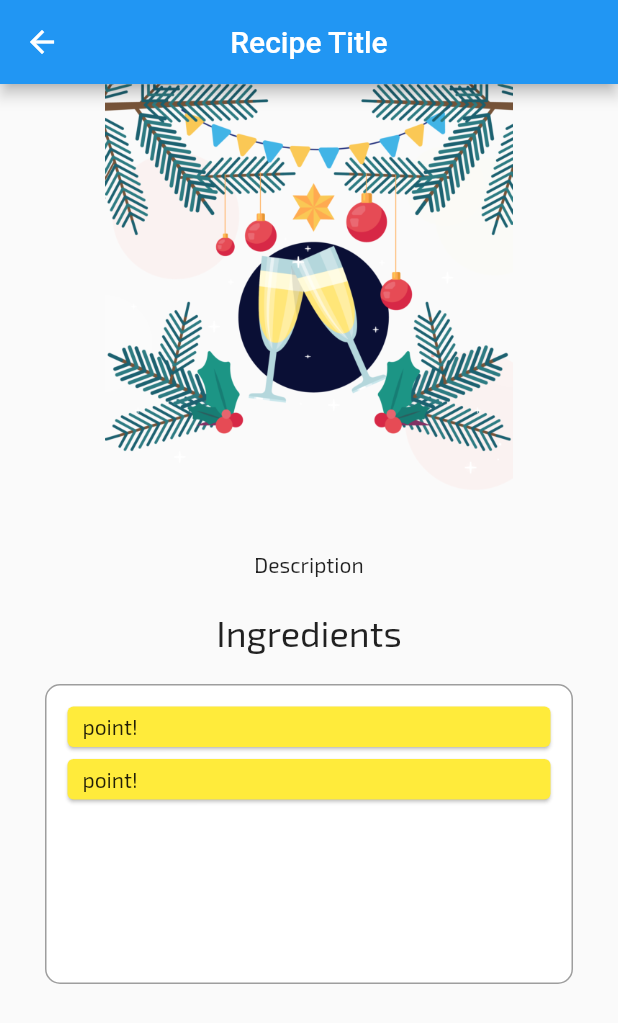
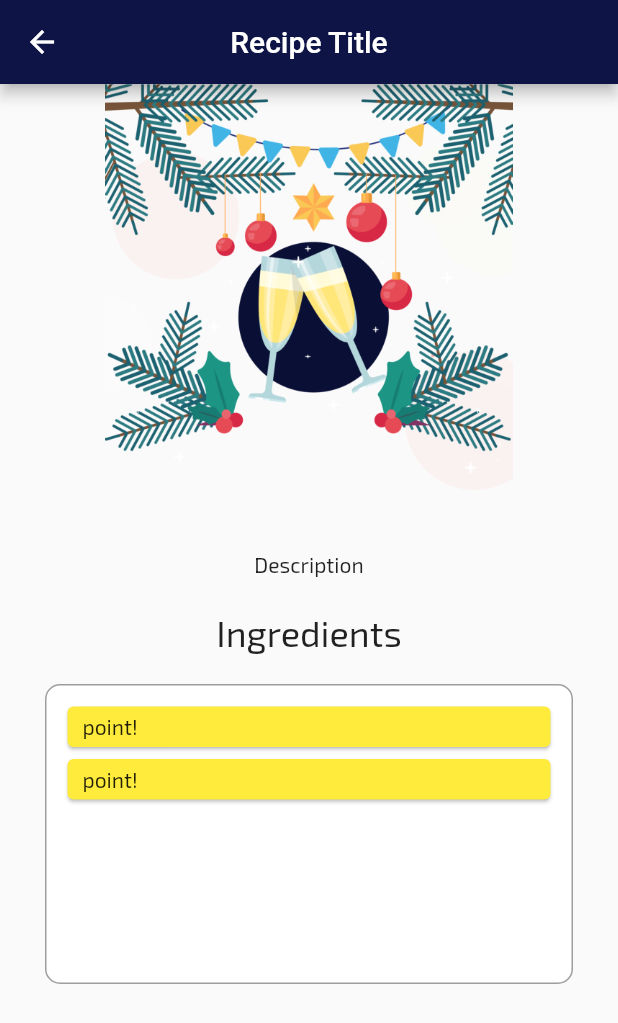
Before and after one commit to Melamorri/coctails_newyear, a Flutter app: the screen it shows after launch, after a tap on an icon or button, on a phone screen of 412 x 824 dp. Shown: the top 1023 px of the screen. Run offline on Flutter 3.47's test engine with Material 2 defaults, Android fonts, the light colour scheme and no system bars; project files that could hold a hidden picture were left out.

Commit message:
changes design

```diff
--- a/lib/pages/choose_coctails.dart
+++ b/lib/pages/choose_coctails.dart
@@ -31,9 +31,8 @@ class _CoctailState extends State<Coctail> {
                         color: blueBackground,
                         // fontFamily: "Exo2",
                         fontFamily: "Pacifico",
-                        fontSize: 40,
-                        fontWeight: FontWeight.bold)),
-                Center(
+                        fontSize: 40,)),
+                const Center(
                     child: Image(
                   image: AssetImage("assets/images/party.png"),
                 )),
@@ -41,18 +40,21 @@ class _CoctailState extends State<Coctail> {
                     style: ButtonStyle(
                       backgroundColor:
                           MaterialStatePropertyAll<Color>(blueBackground),
-                      shadowColor: MaterialStatePropertyAll<Color>(
+                      shadowColor: const MaterialStatePropertyAll<Color>(
                           Color.fromARGB(255, 218, 162, 181)),
                     ),
                     onPressed: () {
                       // функция
                       Navigator.pushNamed(context, '/recipe');
                     },
-                    child: const Text(
-                      'Смешай свой \nкоктейль!',
-                      textAlign: TextAlign.center,
-                      style: TextStyle(fontFamily: "Exo2"),
-                    )
+                    child: const Padding(
+                      padding: EdgeInsets.all(8.0),
+                      child: Text(
+                        'Смешай свой \nкоктейль!',
+                        textAlign: TextAlign.center,
+                        style: TextStyle(fontFamily: "Exo2"),
+                      ),
+                    ),
                     // style: Theme.of(context).textTheme.bodyText2),
                     ),
               ]),
--- a/lib/pages/recipe.dart
+++ b/lib/pages/recipe.dart
@@ -1,3 +1,4 @@
+import 'package:coctails_newyear/helpers/colors.dart';
 import 'package:flutter/material.dart';
 import '../models/recipe_item.dart';
 
@@ -14,7 +15,9 @@ class RecipePage extends StatelessWidget {
   @override
   Widget build(BuildContext context) {
     return Scaffold(
+
       appBar: AppBar(
+        backgroundColor: blueBackground,
         title: const Text("Recipe Title"),
         centerTitle: true,
       ),
@@ -32,7 +35,7 @@ class RecipePage extends StatelessWidget {
 
           Container(
             margin: const EdgeInsets.symmetric(vertical: 12),
-            child: Text(
+            child: const Text(
               'Description',
             ),
           ),
```
